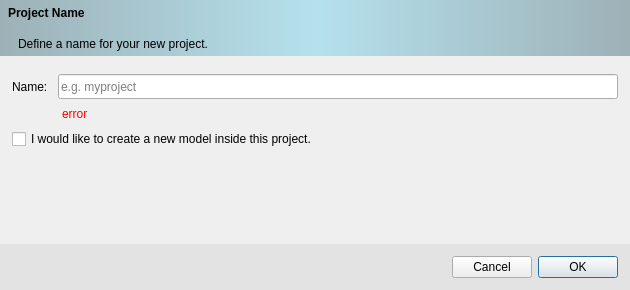
ufopleds/DengueME, file src/newproject.ui: the form before one commit.
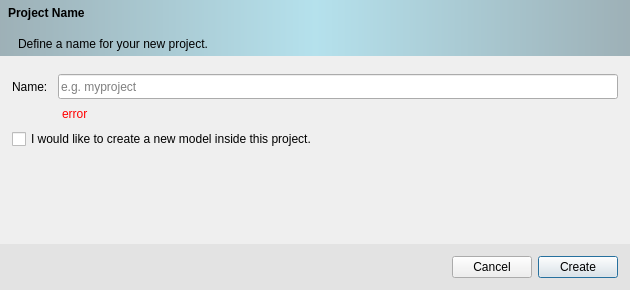
The form after the commit. Icons and pictures are not drawn.

Commit message:
Change label from OK to Create and update GUI icon. Issue15 (#24)
[PR] Fixes #15. Redesign the feature "New Project" (main interface)
Closes #15

```diff
--- a/src/newproject.ui
+++ b/src/newproject.ui
@@ -305,7 +305,7 @@
       <item>
        <widget class="QPushButton" name="okButton">
         <property name="text">
-         <string>OK</string>
+         <string>Create</string>
         </property>
         <property name="autoDefault">
          <bool>false</bool>
```
Left out of the diff: 8 changed lines with no effect on the pictures. The commit also changes 5 other files.
